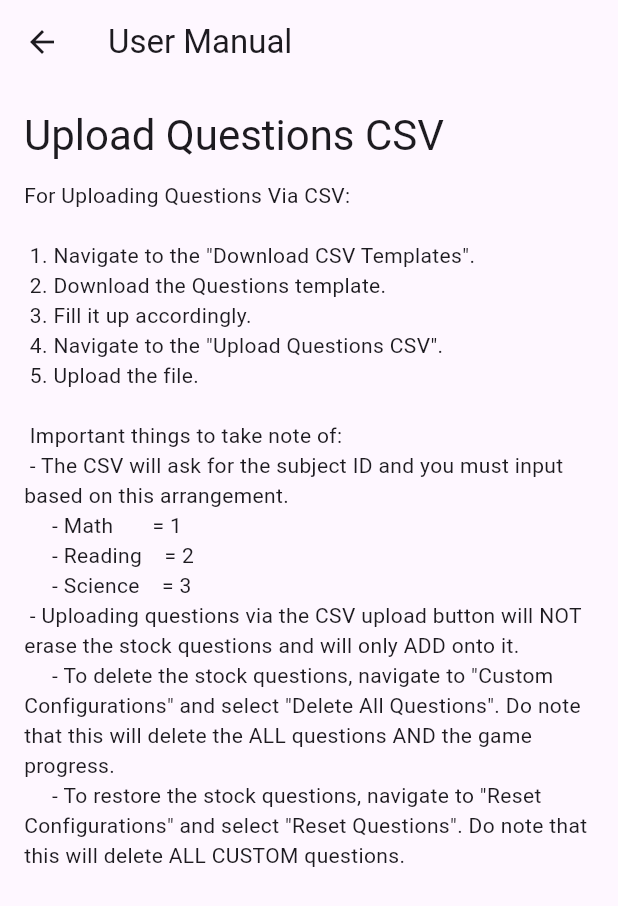
After one commit to sai-00/quizzard-thesis, a Flutter app: the ManualScreen screen opened directly, after a tap on "How to Use Upload Questions CSV", on a phone screen of 412 x 824 dp. The commit adds this screen. Shown: the top 906 px of the screen. Run offline on Flutter 3.47's test engine with Material 3 defaults, Android fonts, the phone set to English and light mode, and no system bars; our stand-ins replace csv, device_info_plus, file_picker, permission_handler, sqflite, sqflite_common_ffi; accounts and stored records are empty.

Commit message:
added user manual

```diff
--- a/lib/screens/admin/admin_progress_card.dart
+++ b/lib/screens/admin/admin_progress_card.dart
@@ -52,9 +52,7 @@ class AdminProgressCard extends StatelessWidget {
       final d = dt.day.toString().padLeft(2, '0');
       final m = dt.month.toString().padLeft(2, '0');
       final y = dt.year.toString();
-      final hh = dt.hour.toString().padLeft(2, '0');
-      final mm = dt.minute.toString().padLeft(2, '0');
-      return '$d-$m-$y $hh:$mm';
+      return '$d-$m-$y';
     } catch (_) {
       return raw;
     }
--- a/lib/screens/admin/admin_screen.dart
+++ b/lib/screens/admin/admin_screen.dart
@@ -1,6 +1,7 @@
 import 'package:flutter/material.dart';
 import 'admin_progress.dart';
 import '../menu/menu_screen.dart';
+import '../manual/manual_screen.dart';
 
 class AdminScreen extends StatefulWidget {
   final int? profileId;
@@ -28,6 +29,12 @@ class _AdminScreenState extends State<AdminScreen> {
       appBar: AppBar(
         title: const Text('Admin'),
         actions: [
+          IconButton(
+            icon: const Icon(Icons.info),
+            onPressed: () => Navigator.of(
+              context,
+            ).push(MaterialPageRoute(builder: (_) => const ManualScreen())),
+          ),
           IconButton(icon: const Icon(Icons.logout), onPressed: _logout),
         ],
       ),
--- /dev/null
+++ b/lib/screens/manual/manual.dart
@@ -0,0 +1,67 @@
+
+import 'package:flutter/material.dart';
+
+class ManualContent extends StatelessWidget {
+	final String topic;
+	const ManualContent({super.key, required this.topic});
+
+	@override
+	Widget build(BuildContext context) {
+		String title;
+		String content;
+
+		if (topic == 'questions') {
+			title = 'Upload Questions CSV';
+			content = '''For Uploading Questions Via CSV:
+
+	1. Navigate to the "Download CSV Templates".
+	2. Download the Questions template.
+	3. Fill it up accordingly.
+	4. Navigate to the "Upload Questions CSV".
+	5. Upload the file.
+
+	Important things to take note of:
+	- The CSV will ask for the subject ID and you must input based on this arrangement.
+	    - Math       = 1
+	    - Reading    = 2
+	    - Science    = 3
+	- Uploading questions via the CSV upload button will NOT erase the stock questions and will only ADD onto it.
+	    - To delete the stock questions, navigate to "Custom Configurations" and select "Delete All Questions". Do note that this will delete the ALL questions AND the game progress.
+	    - To restore the stock questions, navigate to "Reset Configurations" and select "Reset Questions". Do note that this will delete ALL CUSTOM questions.
+	''';
+		} else if (topic == 'cutscenes') {
+			title = 'Upload Cutscenes CSV';
+			content = '''For Uploading Custom Cutscenes Via CSV:
+
+	1. Navigate to the "Download CSV Templates".
+	2. Download the Cutscenes template.
+	3. Fill it up accordingly.
+	4. Navigate to the "Upload Cutscenes CSV".
+	5. Navigate to chosen subject and difficulty.
+	6. Upload the file.
+
+	Important things to take note of:
+	- Each subject and each difficulty of a subject has its own CSV file. Each CSV file will contain all the cutscenes in one difficulty.
+	- Every time a new file will be uploaded, it will overwrite the previous file you have uploaded prior.
+	- To restore back the stock cutscenes and delete the custom ones, navigate to "Reset Configurations" and select "Reset Custom Cutscenes".
+	- To completely turn off cutscenes, navigate to "Custom Configurations" and select "Disable Stock Cutscenes"
+	- If you only wish to have blank cutscenes per specific subject/difficulty, you may just add a blank copy of the CSV file.
+	''';
+		} else {
+			title = 'Manual';
+			content = 'Select a topic from the menu.';
+		}
+
+		return Padding(
+			padding: const EdgeInsets.all(16.0),
+			child: Column(
+				crossAxisAlignment: CrossAxisAlignment.start,
+				children: [
+					Text(title, style: Theme.of(context).textTheme.headlineMedium),
+					const SizedBox(height: 12),
+					Text(content, style: Theme.of(context).textTheme.bodyMedium),
+				],
+			),
+		);
+	}
+}
--- /dev/null
+++ b/lib/screens/manual/manual_menu.dart
@@ -0,0 +1,24 @@
+import 'package:flutter/material.dart';
+
+class ManualMenu extends StatelessWidget {
+  final void Function(String topic) onSelect;
+  const ManualMenu({super.key, required this.onSelect});
+
+  @override
+  Widget build(BuildContext context) {
+    return ListView(
+      children: [
+        ListTile(
+          title: const Text('How to Use Upload Questions CSV'),
+          leading: const Icon(Icons.upload_file),
+          onTap: () => onSelect('questions'),
+        ),
+        ListTile(
+          title: const Text('How to Use Upload Cutscenes CSV'),
+          leading: const Icon(Icons.movie),
+          onTap: () => onSelect('cutscenes'),
+        ),
+      ],
+    );
+  }
+}
--- /dev/null
+++ b/lib/screens/manual/manual_screen.dart
@@ -0,0 +1,39 @@
+import 'package:flutter/material.dart';
+
+import 'manual_menu.dart';
+import 'manual.dart';
+
+class ManualScreen extends StatefulWidget {
+  const ManualScreen({super.key});
+
+  @override
+  State<ManualScreen> createState() => _ManualScreenState();
+}
+
+class _ManualScreenState extends State<ManualScreen> {
+  String? _selectedTopic;
+
+  void _onSelect(String topic) => setState(() => _selectedTopic = topic);
+
+  void _backToMenu() => setState(() => _selectedTopic = null);
+
+  @override
+  Widget build(BuildContext context) {
+    final Widget body = _selectedTopic == null
+        ? ManualMenu(onSelect: _onSelect)
+        : ManualContent(topic: _selectedTopic!);
+
+    return Scaffold(
+      appBar: AppBar(
+        title: const Text('User Manual'),
+        leading: _selectedTopic != null
+            ? IconButton(
+                icon: const Icon(Icons.arrow_back),
+                onPressed: _backToMenu,
+              )
+            : null,
+      ),
+      body: body,
+    );
+  }
+}
--- a/lib/screens/menu/custom_config.dart
+++ b/lib/screens/menu/custom_config.dart
@@ -34,7 +34,7 @@ class _CustomConfigScreenState extends State<CustomConfigScreen> {
       builder: (ctx) => AlertDialog(
         title: const Text('Delete All Questions'),
         content: const Text(
-          'This will delete ALL questions from the database. Continue?',
+          'WARNING: This will delete ALL questions AND progress reports of ALL learner accounts from the database. Continue?',
         ),
         actions: [
           TextButton(
--- a/lib/screens/menu/menu_screen.dart
+++ b/lib/screens/menu/menu_screen.dart
@@ -351,14 +351,6 @@ class MenuScreen extends StatelessWidget {
               }
             },
           ),
-          const Divider(),
-          ListTile(
-            leading: const Icon(Icons.logout),
-            title: const Text('Logout'),
-            onTap: () => Navigator.of(
-              context,
-            ).pushNamedAndRemoveUntil('/', (r) => false),
-          ),
         ],
       ),
     );
--- a/lib/screens/progress/progress_tracker_card.dart
+++ b/lib/screens/progress/progress_tracker_card.dart
@@ -101,9 +101,7 @@ class _ProgressTrackerCardState extends State<ProgressTrackerCard> {
       final d = dt.day.toString().padLeft(2, '0');
       final m = dt.month.toString().padLeft(2, '0');
       final y = dt.year.toString();
-      final hh = dt.hour.toString().padLeft(2, '0');
-      final mm = dt.minute.toString().padLeft(2, '0');
-      return '$d-$m-$y $hh:$mm';
+      return '$d-$m-$y';
     } catch (_) {
       return raw;
     }
```
